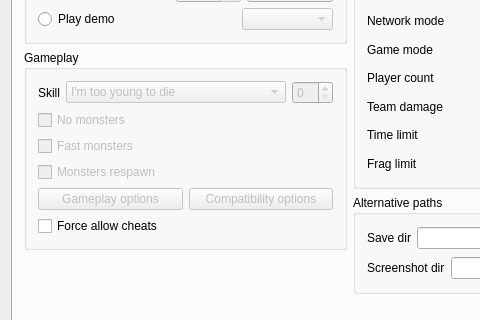
Above: Forms/MainWindow.ui from Youda008/DoomRunner before the change; both pictures show x 0 to 480 and y 200 to 520 of the 720 by 720 pixel window. Below: the same form after it.
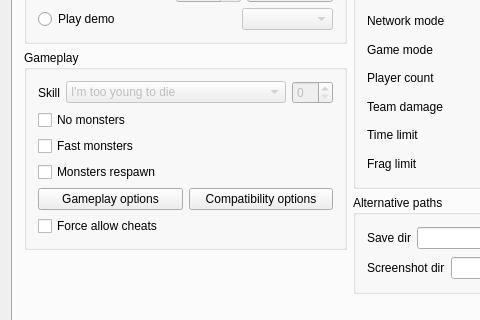
That is the form after the change. The open tabs and pages were chosen to show the change. Icons and pictures are not drawn. Custom widgets are drawn as their Qt base class.

Commit message: enabled gameplay options and compatibility options for standard launch mode

```diff
--- a/Forms/MainWindow.ui
+++ b/Forms/MainWindow.ui
@@ -862,9 +862,6 @@
              </item>
              <item>
               <widget class="QCheckBox" name="noMonstersChkBox">
-               <property name="enabled">
-                <bool>false</bool>
-               </property>
                <property name="toolTip">
                 <string>Sets the dmflags CVAR so that monsters are not spawned on levels.</string>
                </property>
@@ -875,9 +872,6 @@
              </item>
              <item>
               <widget class="QCheckBox" name="fastMonstersChkBox">
-               <property name="enabled">
-                <bool>false</bool>
-               </property>
                <property name="toolTip">
                 <string>Sets the dmflags CVAR to make the monsters as fast as in Nightmare mode even if you are not playing Nightmare.</string>
                </property>
@@ -888,9 +882,6 @@
              </item>
              <item>
               <widget class="QCheckBox" name="monstersRespawnChkBox">
-               <property name="enabled">
-                <bool>false</bool>
-               </property>
                <property name="toolTip">
                 <string>Sets the dmflags CVAR so that monsters respawn even if you are not playing at Nightmare difficulty.</string>
                </property>
@@ -903,9 +894,6 @@
               <layout class="QHBoxLayout" name="horizontalLayout_6">
                <item>
                 <widget class="QPushButton" name="gameOptsBtn">
-                 <property name="enabled">
-                  <bool>false</bool>
-                 </property>
                  <property name="text">
                   <string>Gameplay options</string>
                  </property>
@@ -913,9 +901,6 @@
                </item>
                <item>
                 <widget class="QPushButton" name="compatOptsBtn">
-                 <property name="enabled">
-                  <bool>false</bool>
-                 </property>
                  <property name="text">
                   <string>Compatibility options</string>
                  </property>
```
Left out of the diff: 2 changed lines with no effect on the pictures. The commit also changes 2 other files.
